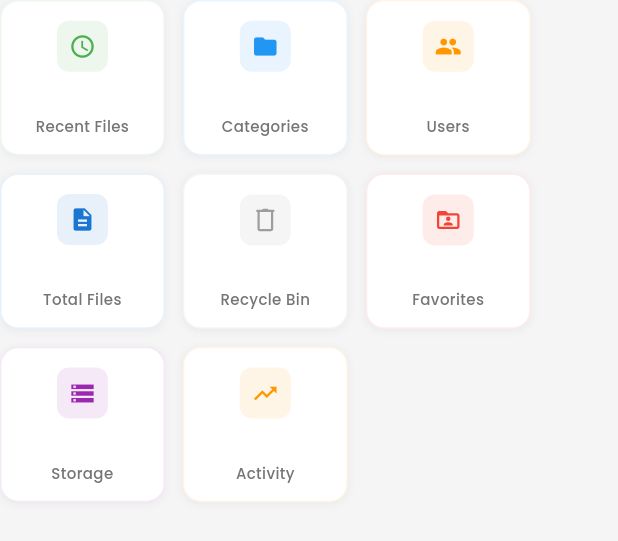
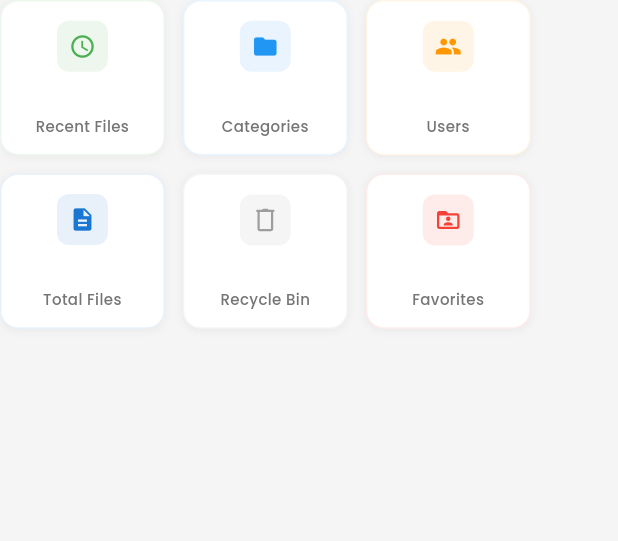
Before and after one commit to rahmathanifpurnama/management-document-app, a Flutter app: the ResponsiveStatsGrid widget shown alone on an empty page, opened directly with empty values, on a phone screen of 412 x 824 dp. Shown: the top 541 px of the screen. Run offline on Flutter 3.47's test engine with Material 3 defaults, Android fonts, the phone set to English and light mode, and no system bars; our stand-ins replace audioplayers, cached_network_image, cloud_firestore, cloud_functions, connectivity_plus, dio and 19 more; missing offline and left inert: external_path, file_selector, firebase_app_check, flutter_pdfview, googleapis; accounts and stored records are empty; network calls fail.

Commit message:
Remove Storage and Activity widgets, keep 6 widgets with 4+2 layout

```diff
--- a/lib/widgets/statistics/responsive_stats_grid.dart
+++ b/lib/widgets/statistics/responsive_stats_grid.dart
@@ -59,9 +59,9 @@ class ResponsiveStatsGrid extends StatelessWidget {
       );
     }
 
-    // For larger screens: 4 in first row, remaining widgets in second row (centered)
+    // For larger screens with 6 widgets: 4 in first row, 2 in second row (centered)
     final firstRowWidgets = statWidgets.take(4).toList();
-    final secondRowWidgets = statWidgets.skip(4).toList();
+    final secondRowWidgets = statWidgets.skip(4).take(2).toList();
 
     return Column(
       children: [
@@ -75,32 +75,29 @@ class ResponsiveStatsGrid extends StatelessWidget {
         ),
 
         SizedBox(height: layoutConfig.spacing), // Space between rows
-        // Second row: remaining widgets centered with empty spaces
-        if (secondRowWidgets.isNotEmpty)
+        // Second row: 2 widgets centered with 2 empty spaces
+        if (secondRowWidgets.length == 2)
           Row(
             mainAxisAlignment: MainAxisAlignment.center,
             children: [
               // Empty space (1/4 of row)
               SizedBox(width: layoutConfig.itemWidth),
-              if (secondRowWidgets.isNotEmpty)
-                SizedBox(width: layoutConfig.spacing),
+              SizedBox(width: layoutConfig.spacing),
 
-              // Render available widgets in second row
-              ...secondRowWidgets.asMap().entries.map((entry) {
-                final widget = entry.value;
-                final isLast = entry.key == secondRowWidgets.length - 1;
-                return Row(
-                  mainAxisSize: MainAxisSize.min,
-                  children: [
-                    SizedBox(width: layoutConfig.itemWidth, child: widget),
-                    if (!isLast) SizedBox(width: layoutConfig.spacing),
-                  ],
-                );
-              }),
+              // First widget
+              SizedBox(
+                width: layoutConfig.itemWidth,
+                child: secondRowWidgets[0],
+              ),
+              SizedBox(width: layoutConfig.spacing),
 
-              // Add spacing and empty space after widgets
-              if (secondRowWidgets.isNotEmpty)
-                SizedBox(width: layoutConfig.spacing),
+              // Second widget
+              SizedBox(
+                width: layoutConfig.itemWidth,
+                child: secondRowWidgets[1],
+              ),
+              SizedBox(width: layoutConfig.spacing),
+
               // Empty space (1/4 of row)
               SizedBox(width: layoutConfig.itemWidth),
             ],
@@ -206,24 +203,6 @@ class ResponsiveStatsGrid extends StatelessWidget {
         onTap: () => onStatTap?.call('favorites'),
         isClickable: true,
         showValue: false, // Remove numeric value for Favorites
-      ),
-      _buildStatWidget(
-        title: 'Storage',
-        value: (statsData['storageUsed'] ?? 0).toString(),
-        icon: Icons.storage,
-        color: Colors.purple,
-        onTap: () => onStatTap?.call('storage'),
-        isClickable: true,
-        showValue: true,
-      ),
-      _buildStatWidget(
-        title: 'Activity',
-        value: (statsData['todayActivity'] ?? 0).toString(),
-        icon: Icons.trending_up,
-        color: Colors.orange,
-        onTap: () => onStatTap?.call('activity'),
-        isClickable: true,
-        showValue: true,
       ),
     ];
   }
```
